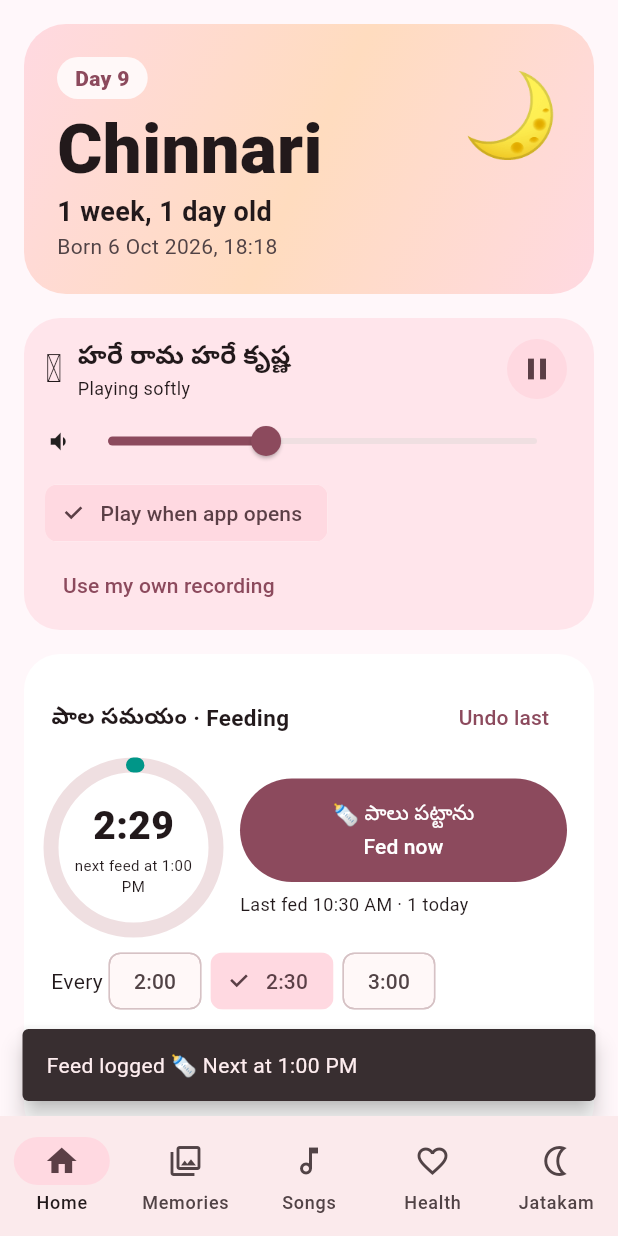
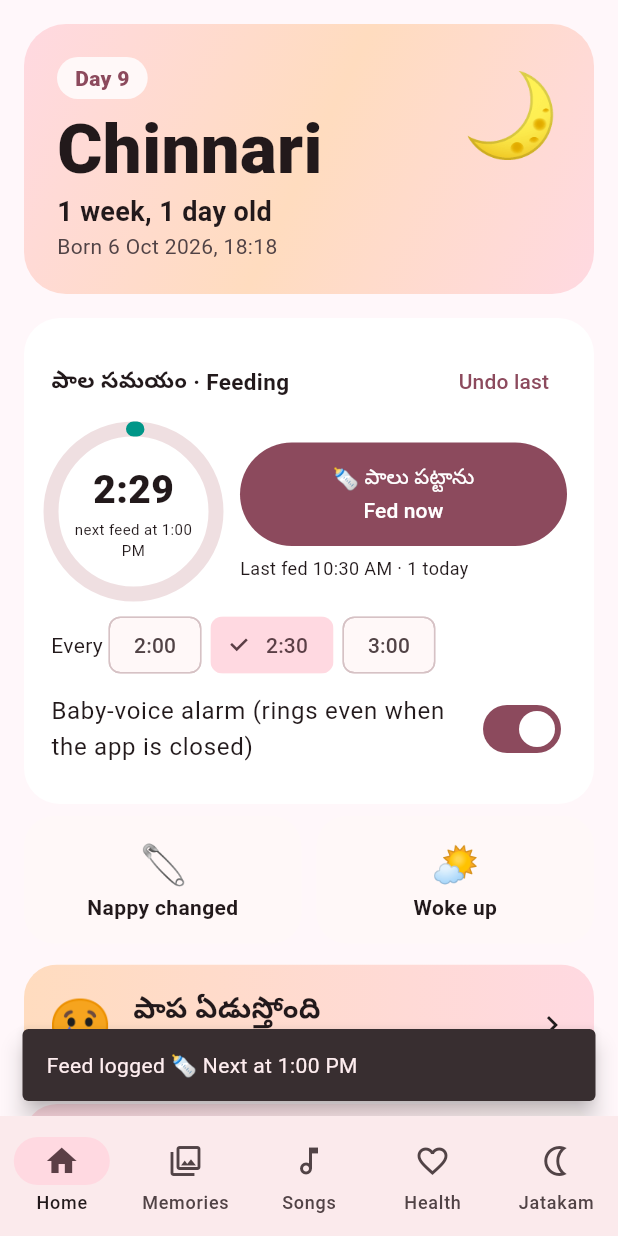
Before and after one commit to praveenkumarakumalla/little-one-app, a Flutter app: the screen it shows after launch, after a tap on an icon or button, on a phone screen of 412 x 824 dp. Run offline on Flutter 3.47's test engine with Material 3 defaults, Android fonts, the phone set to English and light mode, and no system bars; our stand-ins replace audioplayers, flutter_tts, image_picker, permission_handler, share_plus, shared_preferences and 3 more; missing offline and left inert: alarm, file_selector, record.

Commit message:
Remove the Hare Krishna chant on app open
Co-Authored-By: Claude Opus 5.5 <noreply@anthropic.com>
Claude-Session: https://claude.ai/code/session_016dhjwzidE1QpFg6RUYaQYL

```diff
--- a/lib/chant.dart
+++ /dev/null
@@ -1,117 +0,0 @@
-import 'dart:async';
-
-import 'package:audioplayers/audioplayers.dart';
-import 'package:flutter/foundation.dart';
-import 'package:flutter_tts/flutter_tts.dart';
-
-import 'store.dart';
-
-/// Soft, continuous "Hare Rama Hare Krishna" while the app is open.
-class Chant extends ChangeNotifier {
-  Chant._();
-  static final Chant i = Chant._();
-
-  final AudioPlayer _bg = AudioPlayer(playerId: 'chant');
-  final FlutterTts _tts = FlutterTts();
-  bool on = false;
-  bool _starting = false;
-  int _session = 0;
-  String? _lang;
-  String? error;
-
-  static const te = 'హరే రామ హరే రామ, రామ రామ హరే హరే. హరే కృష్ణ హరే కృష్ణ, కృష్ణ కృష్ణ హరే హరే.';
-  static const dev = 'हरे राम हरे राम, राम राम हरे हरे। हरे कृष्ण हरे कृष्ण, कृष्ण कृष्ण हरे हरे।';
-  static const lat = 'Hare Rama Hare Rama, Rama Rama Hare Hare. Hare Krishna Hare Krishna, Krishna Krishna Hare Hare.';
-
-  double get volume => ((Store.i.settings['chantVol'] as num?)?.toDouble() ?? 0.4).clamp(0.05, 1.0);
-  bool get autoStart => Store.i.settings['chantOnOpen'] != false;
-  String? get ownFile => Store.i.settings['chantFile'] as String?;
-
-  Future<void> _initTts() async {
-    if (_lang != null) return;
-    for (final l in ['hi-IN', 'te-IN', 'en-IN', 'en-US']) {
-      try {
-        final ok = await _tts.isLanguageAvailable(l);
-        if (ok == true || ok == 1) {
-          _lang = l;
-          break;
-        }
-      } catch (_) {}
-    }
-    _lang ??= 'en-US';
-    try {
-      await _tts.setLanguage(_lang!);
-      await _tts.setSpeechRate(0.38);
-      await _tts.setPitch(0.9);
-      await _tts.awaitSpeakCompletion(true);
-    } catch (_) {}
-  }
-
-  Future<void> start() async {
-    if (on || _starting) return;
-    _starting = true;
-    on = true;
-    error = null;
-    final s = ++_session;
-    notifyListeners();
-    try {
-      // play alongside other sounds instead of fighting for the speaker
-      await _bg.setAudioContext(AudioContext(
-        android: const AudioContextAndroid(
-          isSpeakerphoneOn: false,
-          stayAwake: false,
-          contentType: AndroidContentType.music,
-          usageType: AndroidUsageType.media,
-          audioFocus: AndroidAudioFocus.none,
-        ),
-      ));
-    } catch (_) {}
-    try {
-      await _bg.setReleaseMode(ReleaseMode.loop);
-      await _bg.setVolume(ownFile != null ? volume : volume * 0.8);
-      final own = ownFile;
-      if (own != null) {
-        await _bg.play(DeviceFileSource(own));
-      } else {
-        await _bg.play(AssetSource('audio/tanpura.wav'));
-      }
-    } catch (e) {
-      error = 'Could not play the sound: $e';
-      notifyListeners();
-    }
-    _starting = false;
-    if (ownFile != null) return;
-    // the phone's voice chants gently over the tanpura
-    await _initTts();
-    while (on && s == _session) {
-      try {
-        await _tts.setVolume(volume);
-        await _tts.speak(_lang == 'hi-IN' ? dev : _lang == 'te-IN' ? te : lat);
-      } catch (_) {
-        await Future.delayed(const Duration(seconds: 3));
-      }
-      await Future.delayed(const Duration(milliseconds: 1500));
-    }
-  }
-
-  Future<void> stop() async {
-    on = false;
-    _starting = false;
-    _session++;
-    notifyListeners();
-    try {
-      await _tts.stop();
-    } catch (_) {}
-    try {
-      await _bg.stop();
-    } catch (_) {}
-  }
-
-  Future<void> setVolume(double v) async {
-    await Store.i.setSetting('chantVol', v);
-    try {
-      await _bg.setVolume(ownFile != null ? v : v * 0.8);
-    } catch (_) {}
-    notifyListeners();
-  }
-}
--- a/lib/main.dart
+++ b/lib/main.dart
@@ -4,7 +4,6 @@ import 'package:alarm/alarm.dart';
 import 'package:flutter/material.dart';
 import 'package:permission_handler/permission_handler.dart';
 
-import 'chant.dart';
 import 'feed_alarm.dart';
 import 'pages/health.dart';
 import 'pages/home.dart';
@@ -64,7 +63,6 @@ class _ShellState extends State<Shell> {
   int tab = 0;
   StreamSubscription? _ringSub;
   bool _dialogOpen = false;
-  AppLifecycleListener? _life;
 
   @override
   void initState() {
@@ -73,16 +71,10 @@ class _ShellState extends State<Shell> {
       if (set.alarms.isNotEmpty) _showFeedAlarm();
     });
     WidgetsBinding.instance.addPostFrameCallback((_) async {
-      // start the chant right away; ask for permissions after, without blocking it
-      if (Chant.i.autoStart) unawaited(Chant.i.start());
       try {
         await _askPermissions();
       } catch (_) {}
     });
-    _life = AppLifecycleListener(
-      onHide: () => Chant.i.stop(),
-      onShow: () { if (Chant.i.autoStart) Chant.i.start(); },
-    );
   }
 
   Future<void> _askPermissions() async {
@@ -93,14 +85,12 @@ class _ShellState extends State<Shell> {
   @override
   void dispose() {
     _ringSub?.cancel();
-    _life?.dispose();
     super.dispose();
   }
 
   Future<void> _showFeedAlarm() async {
     if (_dialogOpen) return;
     _dialogOpen = true;
-    await Chant.i.stop();
     unawaited(Voice.i.babyAsksMilk());
     final ctx = navKey.currentContext;
     if (ctx == null) {
--- a/lib/pages/home.dart
+++ b/lib/pages/home.dart
@@ -2,9 +2,6 @@ import 'dart:async';
 
 import 'package:flutter/material.dart';
 
-import 'package:file_selector/file_selector.dart' show openFile, XTypeGroup;
-
-import '../chant.dart';
 import '../data.dart';
 import '../feed_alarm.dart';
 import '../store.dart';
@@ -42,7 +39,6 @@ class _HomePageState extends State<HomePage> {
       builder: (context, _) => SafeArea(
         child: ListView(padding: const EdgeInsets.fromLTRB(16, 8, 16, 24), children: [
           if (!s.hasProfile) _setupCard(context) else _hero(context),
-          _chantCard(context),
           _feedCard(context),
           Row(children: [
             Expanded(child: _quick(context, '🧷', 'Nappy changed', () async { await s.addTime('nappies'); _snack('Nappy change logged'); })),
@@ -61,51 +57,6 @@ class _HomePageState extends State<HomePage> {
     );
   }
 
-
-  Widget _chantCard(BuildContext context) {
-    final c = Chant.i, cs = Theme.of(context).colorScheme;
-    return ListenableBuilder(
-      listenable: c,
-      builder: (context, _) => Card(
-        color: cs.secondaryContainer.withValues(alpha: 0.6),
-        child: Padding(
-          padding: const EdgeInsets.fromLTRB(14, 10, 14, 6),
-          child: Column(crossAxisAlignment: CrossAxisAlignment.start, children: [
-            Row(children: [
-              const Text('🪷', style: TextStyle(fontSize: 26)),
-              const SizedBox(width: 10),
-              Expanded(child: Column(crossAxisAlignment: CrossAxisAlignment.start, children: [
-                const Text('హరే రామ హరే కృష్ణ', style: TextStyle(fontSize: 17, fontWeight: FontWeight.w800)),
-                Text(c.error ?? (c.on ? 'Playing softly${c.ownFile != null ? ' · your recording' : ''}' : 'Paused · tap ▶'), style: TextStyle(fontSize: 12, color: c.error != null ? cs.error : null)),
-              ])),
-              IconButton.filledTonal(icon: Icon(c.on ? Icons.pause : Icons.play_arrow), onPressed: () => c.on ? c.stop() : c.start()),
-            ]),
-            Row(children: [
-              const Icon(Icons.volume_down, size: 18),
-              Expanded(child: Slider(value: c.volume, min: 0.05, max: 1.0, onChanged: (v) => c.setVolume(v))),
-            ]),
-            Wrap(spacing: 8, crossAxisAlignment: WrapCrossAlignment.center, children: [
-              FilterChip(label: const Text('Play when app opens'), selected: c.autoStart, onSelected: (v) => Store.i.setSetting('chantOnOpen', v)),
-              TextButton(
-                onPressed: () async {
-                  if (c.ownFile != null) {
-                    await Store.i.setSetting('chantFile', null);
-                  } else {
-                    final f = await openFile(acceptedTypeGroups: [const XTypeGroup(label: 'Audio', extensions: ['mp3', 'm4a', 'aac', 'wav', 'ogg', 'opus'], mimeTypes: ['audio/*'])]);
-                    if (f == null) return;
-                    await Store.i.setSetting('chantFile', await Store.keepFile(f.path, 'chant'));
-                  }
-                  if (c.on) { await c.stop(); await c.start(); }
-                  setState(() {});
-                },
-                child: Text(c.ownFile != null ? 'Use built-in chant' : 'Use my own recording'),
-              ),
-            ]),
-          ]),
-        ),
-      ),
-    );
-  }
 
   Widget _setupCard(BuildContext context) => Card(
         child: Padding(
--- a/lib/pages/songs.dart
+++ b/lib/pages/songs.dart
@@ -8,7 +8,6 @@ import 'package:url_launcher/url_launcher.dart';
 import 'package:wakelock_plus/wakelock_plus.dart';
 import 'package:youtube_player_iframe/youtube_player_iframe.dart';
 
-import '../chant.dart';
 import '../store.dart';
 import '../voice.dart';
 
@@ -41,7 +40,6 @@ class _SongsPageState extends State<SongsPage> {
     }
     if (it['vid'] != null) {
       await Voice.i.stopMusic();
-      await Chant.i.stop();
       if (context.mounted) Navigator.push(context, MaterialPageRoute(builder: (_) => YtPage(vid: it['vid'].toString(), alt: it['alt']?.toString(), title: title)));
       return;
     }
--- a/lib/voice.dart
+++ b/lib/voice.dart
@@ -1,7 +1,6 @@
 import 'package:audioplayers/audioplayers.dart';
 import 'package:flutter_tts/flutter_tts.dart';
 
-import 'chant.dart';
 
 /// Telugu voice (falls back to Hindi / Indian English) and app sounds.
 class Voice {
@@ -69,14 +68,12 @@ class Voice {
   bool get musicOn => music.state == PlayerState.playing;
 
   Future<void> playMusicBox() async {
-    await Chant.i.stop();
     await music.setReleaseMode(ReleaseMode.loop);
     nowPlaying = 'Music box';
     await music.play(AssetSource('audio/music_box.wav'));
   }
 
   Future<void> playFile(String path, String title) async {
-    await Chant.i.stop();
     await music.setReleaseMode(ReleaseMode.loop);
     nowPlaying = title;
     await music.play(DeviceFileSource(path));
--- a/lib/watch.dart
+++ b/lib/watch.dart
@@ -7,7 +7,6 @@ import 'package:permission_handler/permission_handler.dart';
 import 'package:record/record.dart';
 import 'package:wakelock_plus/wakelock_plus.dart';
 
-import 'chant.dart';
 import 'data.dart';
 import 'store.dart';
 import 'voice.dart';
@@ -35,7 +34,6 @@ class SleepWatch extends ChangeNotifier {
   Future<String?> start() async {
     final p = await Permission.microphone.request();
     if (!p.isGranted) return 'Allow the microphone so the app can listen.';
-    await Chant.i.stop();
     final stream = await _rec.startStream(const RecordConfig(encoder: AudioEncoder.pcm16bits, sampleRate: sr, numChannels: 1));
     _base = null;
     _calib.clear();
--- a/pubspec.yaml
+++ b/pubspec.yaml
@@ -45,4 +45,3 @@ flutter:
     - assets/chart.json
     - assets/audio/music_box.wav
     - assets/audio/alarm.wav
-    - assets/audio/tanpura.wav
```
Also changed, not shown: 1 other file.
